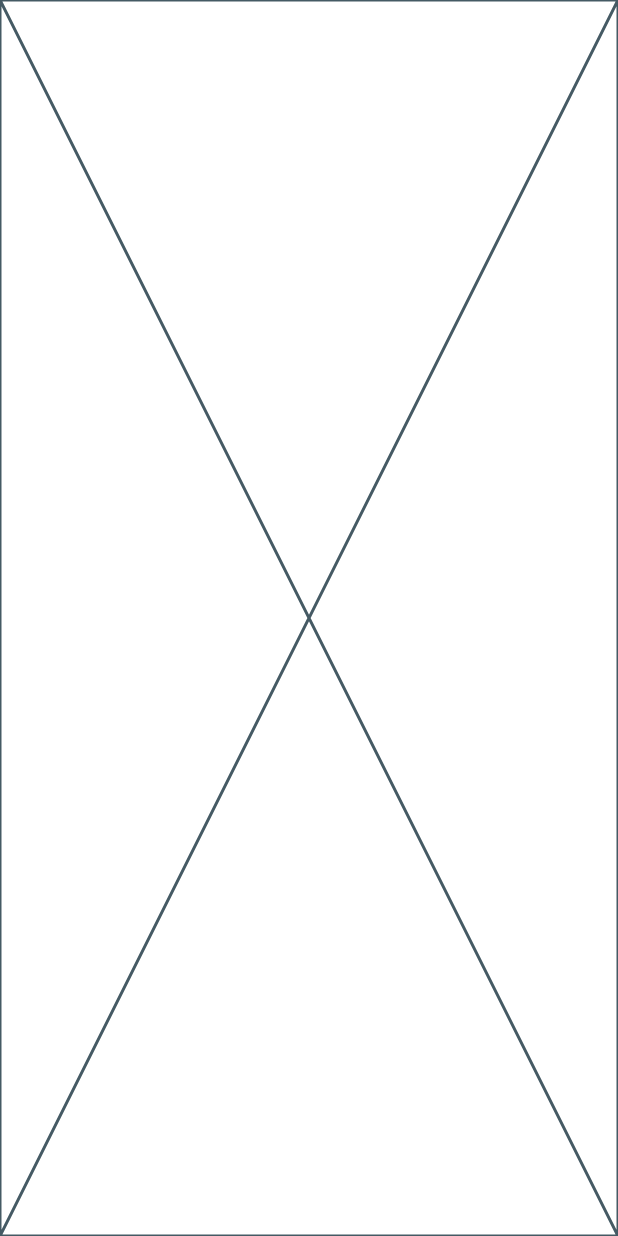
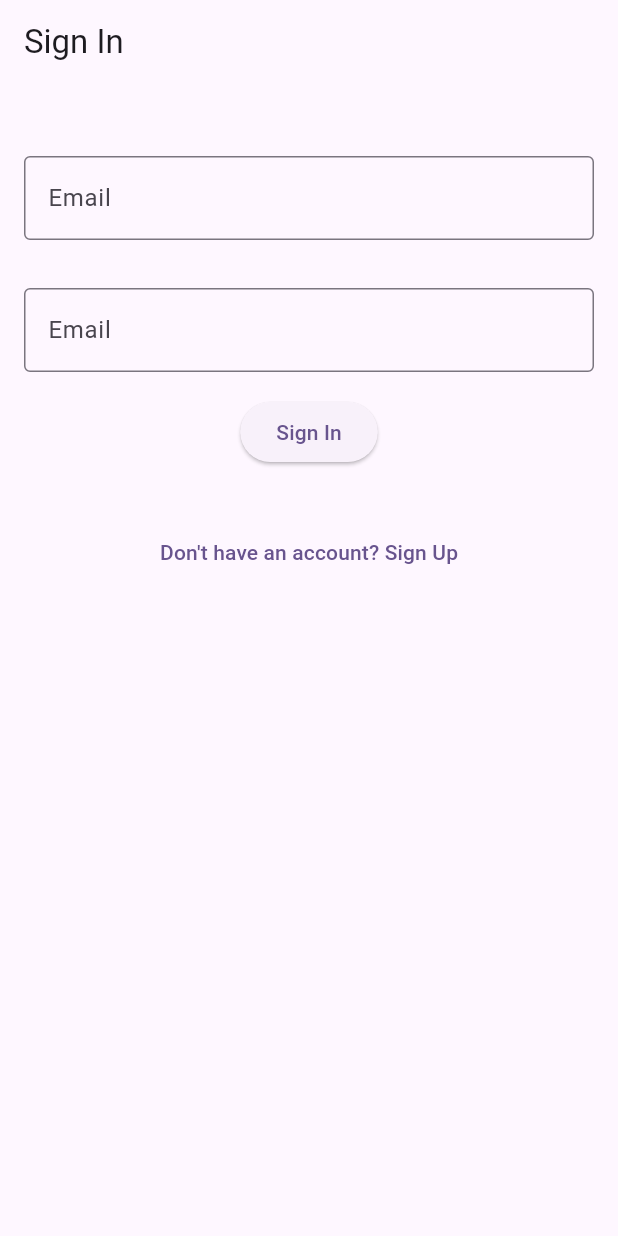
Before and after one commit to BryantAnsky/Fasum, a Flutter app: the screen it shows after launch, on a phone screen of 412 x 824 dp. Run offline on Flutter 3.47's test engine with Material 3 defaults, Android fonts, the phone set to English and light mode, and no system bars; our stand-ins replace firebase_auth, firebase_core; accounts and stored records are empty.

Commit message:
Finish Fasum

```diff
--- a/lib/screens/sign_in_screen.dart
+++ b/lib/screens/sign_in_screen.dart
@@ -1,15 +1,84 @@
+import 'package:fasum/screens/home_screen.dart';
+import 'package:fasum/screens/sign_up_screen.dart';
+import 'package:firebase_auth/firebase_auth.dart';
 import 'package:flutter/material.dart';
 
 class SignInScreen extends StatefulWidget {
   const SignInScreen({super.key});
 
   @override
-  State<SignInScreen> createState() => _SignInScreenState();
+  State<SignInScreen> createState() => SignInScreenState();
 }
 
-class _SignInScreenState extends State<SignInScreen> {
+class SignInScreenState extends State<SignInScreen> {
+  final _emailController = TextEditingController();
+  final _passwordController = TextEditingController();
+
+  String _errorMessege = '';
   @override
   Widget build(BuildContext context) {
-    return const Placeholder();
+    return Scaffold(
+      appBar: AppBar(
+        title: const Text('Sign In'),
+      ),
+      body: Padding(
+        padding: const EdgeInsets.all(16.0),
+        child: SingleChildScrollView(
+          child: Column(
+            children: [
+              const SizedBox(height: 32.0),
+              TextField(
+                controller: _emailController,
+                decoration: const InputDecoration(
+                  labelText: 'Email',
+                  border: OutlineInputBorder(),
+                ),
+              ),
+              const SizedBox(height: 32.0),
+              TextField(
+                controller: _emailController,
+                decoration: const InputDecoration(
+                  labelText: 'Email',
+                  border: OutlineInputBorder(),
+                ),
+                obscureText: true,
+              ),
+              const SizedBox(height: 16.0),
+              ElevatedButton(
+                onPressed: () async {
+                  try {
+                    await FirebaseAuth.instance.signInWithEmailAndPassword(
+                        email: _emailController.text,
+                        password: _passwordController.text);
+                    Navigator.of(context).pushReplacement(
+                      MaterialPageRoute(
+                          builder: (context) => const HomeScreen()),
+                    );
+                  } catch (error) {
+                    setState(() {
+                      _errorMessege = error.toString();
+                    });
+                    ScaffoldMessenger.of(context).showSnackBar(
+                      SnackBar(content: Text(_errorMessege)),
+                    );
+                  }
+                },
+                child: const Text('Sign In'),
+              ),
+              const SizedBox(height: 32.0),
+              TextButton(
+                onPressed: () {
+                  Navigator.push(
+                      context,
+                      MaterialPageRoute(
+                          builder: (context) => const SignUpScreen()));
+                },
+                child: const Text('Don\'t have an account? Sign Up'),
+              )
+            ],
+          ),
+        ),
+      ),
+    );
   }
 }
```
Also changed, not shown: lib/screens/sign_up_screen.dart (+9 -6 lines).
